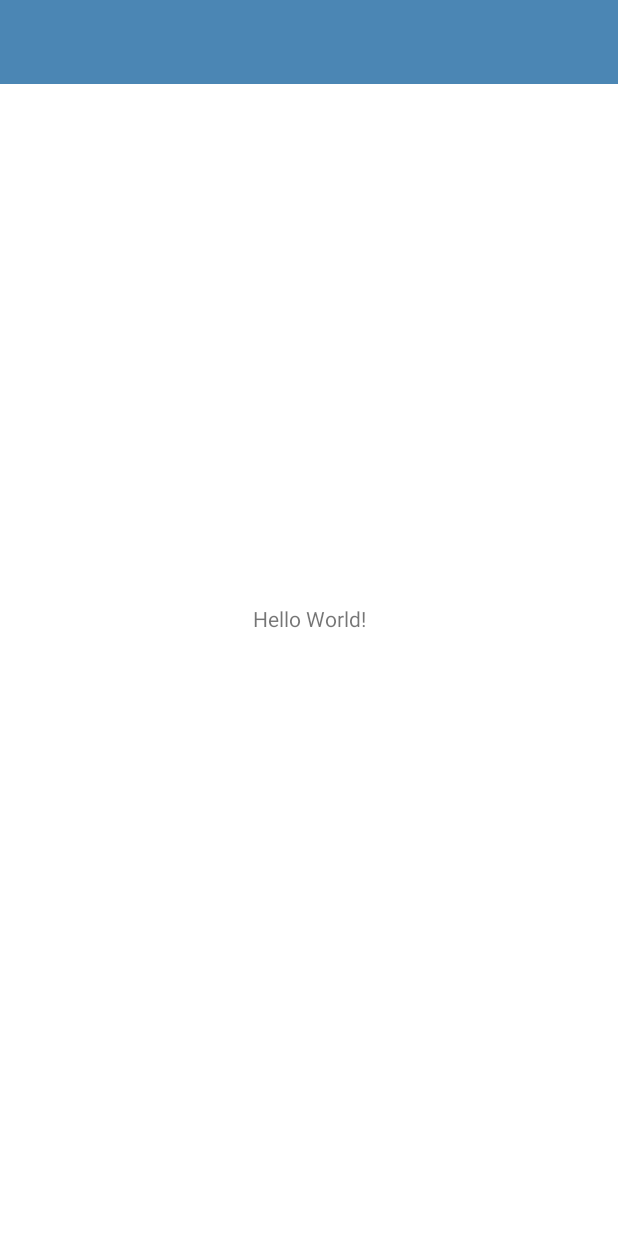
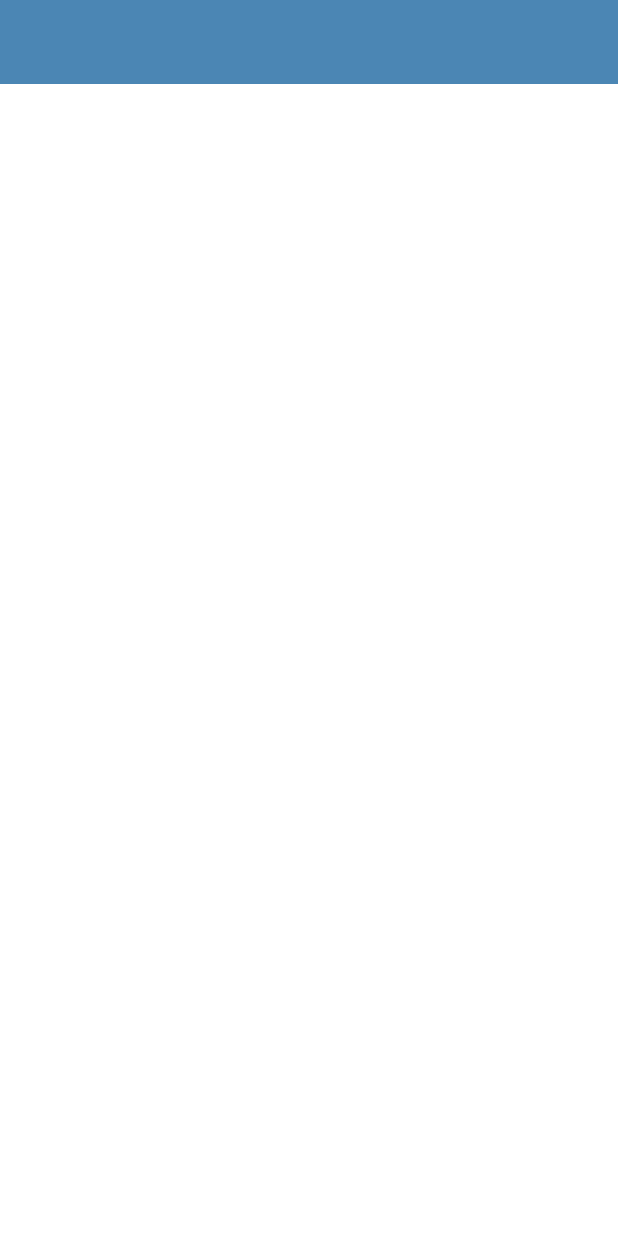
Before and after one commit to alrydb/VaderApp, an Android app: the screen it shows after launch (MainActivity), on a phone screen of 412 x 824 dp. Run offline under Robolectric (Android 15) with nearby library versions, the phone set to English and light mode, and no system bars.

```diff
--- a/app/src/main/res/layout/activity_main.xml
+++ b/app/src/main/res/layout/activity_main.xml
@@ -5,15 +5,6 @@
     android:layout_width="match_parent"
     android:layout_height="match_parent"
     tools:context=".MainActivity">
-
-    <TextView
-        android:layout_width="wrap_content"
-        android:layout_height="wrap_content"
-        android:text="Hello World!"
-        app:layout_constraintBottom_toBottomOf="parent"
-        app:layout_constraintLeft_toLeftOf="parent"
-        app:layout_constraintRight_toRightOf="parent"
-        app:layout_constraintTop_toTopOf="parent" />
 
 
     <androidx.appcompat.widget.Toolbar
```
Also changed, not shown: app/build.gradle (+7 -0 lines), app/src/main/AndroidManifest.xml (+9 -1 lines).
